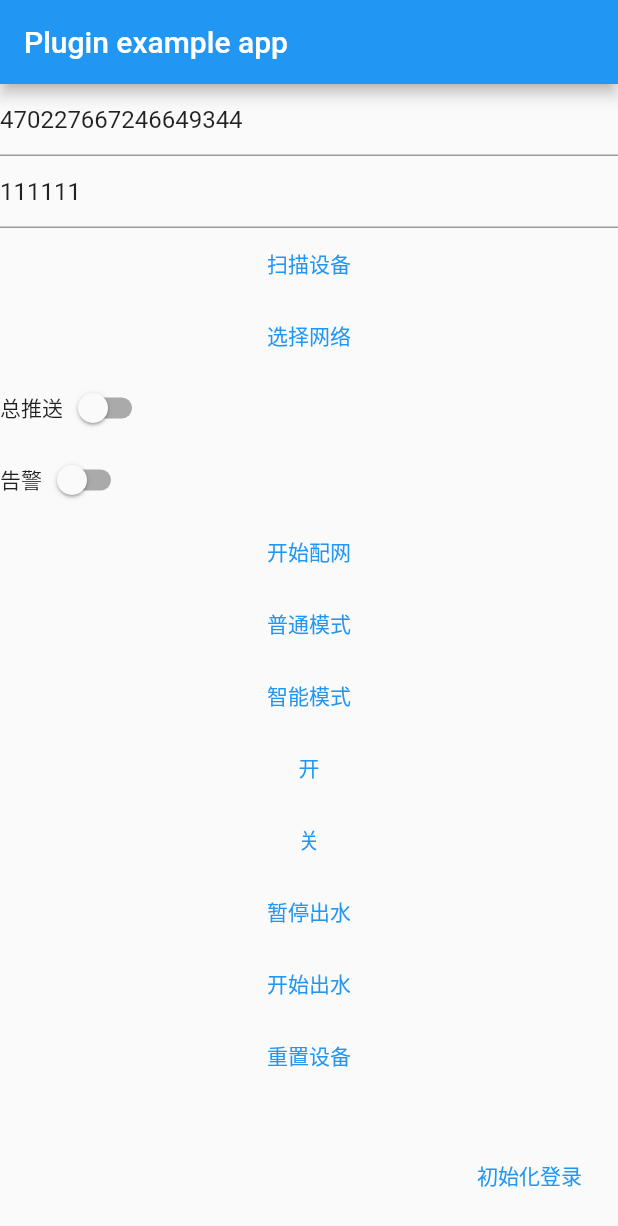
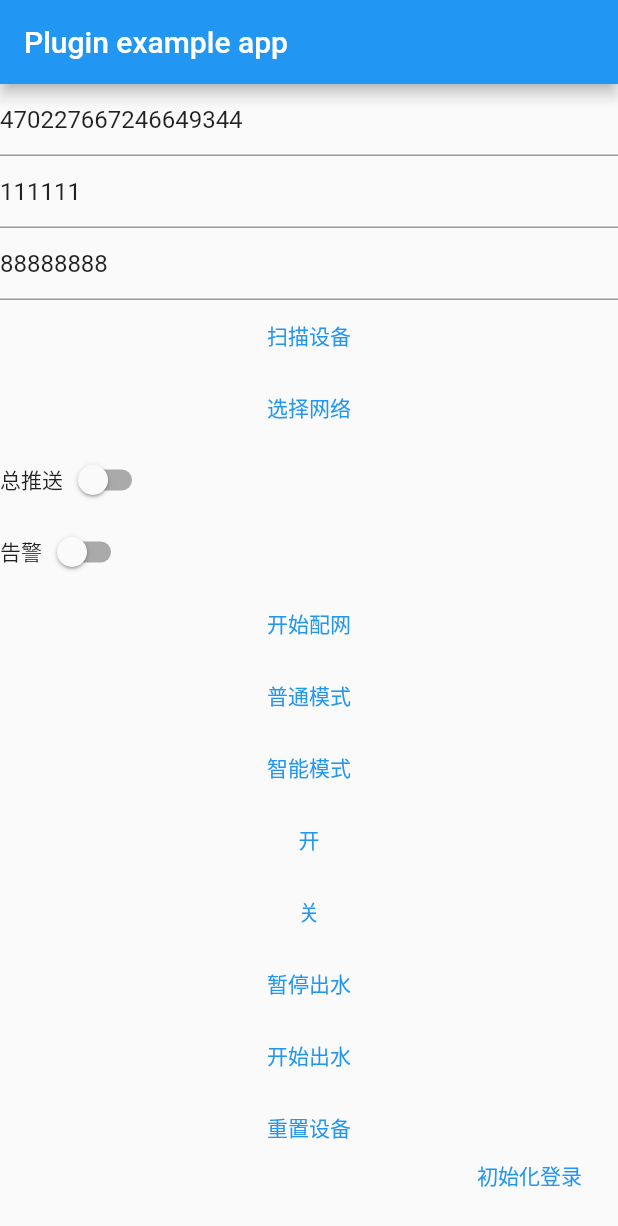
Before and after one commit to shitaBro/tuyaPlugin, a Flutter app: the screen it shows after launch, after a tap on "开始配网", on a phone screen of 412 x 824 dp. Shown: the top 1226 px of the screen. Run offline on Flutter 3.47's test engine with Material 2 defaults, Android fonts, the light colour scheme and no system bars; our stand-ins replace rxdart.

```diff
--- a/example/lib/main.dart
+++ b/example/lib/main.dart
@@ -26,6 +26,7 @@ class _MyAppState extends State<MyApp> {
   TuyaDevModel? _devModel;
   TextEditingController _accountController = TextEditingController(text: "470227667246649344");
   TextEditingController _pswController = TextEditingController(text: "111111");
+  TextEditingController _ssidPswCon = TextEditingController(text: "88888888");
   String? _ssid;
   bool? _mainOn;
   bool? warnOn;
@@ -77,6 +78,9 @@ class _MyAppState extends State<MyApp> {
             TextField(controller: _pswController,decoration: InputDecoration(
                 hintText: "inout account"
             )),
+            TextField(controller: _ssidPswCon,decoration: InputDecoration(
+                hintText: "inout ssid psw"
+            )),
             Container(child: TextButton(child: Text("扫描设备"),onPressed: () async{
                _tuyaPlugin.startSearchDevice();
 
@@ -112,11 +116,14 @@ class _MyAppState extends State<MyApp> {
                 if (_ssid?.isNotEmpty == true) {
                   log("ssid:${_ssid}");
                   _tuyaPlugin.startConfigBLEWifiDeviceWith(UUID: _devModel?.uuid ?? "", homeId: _devModel?.homeId ?? 0,productId:
-                      _devModel?.productId ?? "",ssid: _ssid! ,password: "88888888",bleType: _devModel?.bleType,address:
+                      _devModel?.productId ?? "",ssid: _ssid! ,password:
+                  _ssidPswCon.text,
+                      bleType: _devModel?.bleType,address:
                       _devModel?.address,mac: _devModel?.mac);
                 }
               },),
             ),
+
             Container(
               child: TextButton(child: Text("普通模式"),onPressed: (){
                 _tuyaPlugin.sendCommand({"2":"normal"});
```
Also changed, not shown: 2 other files.
